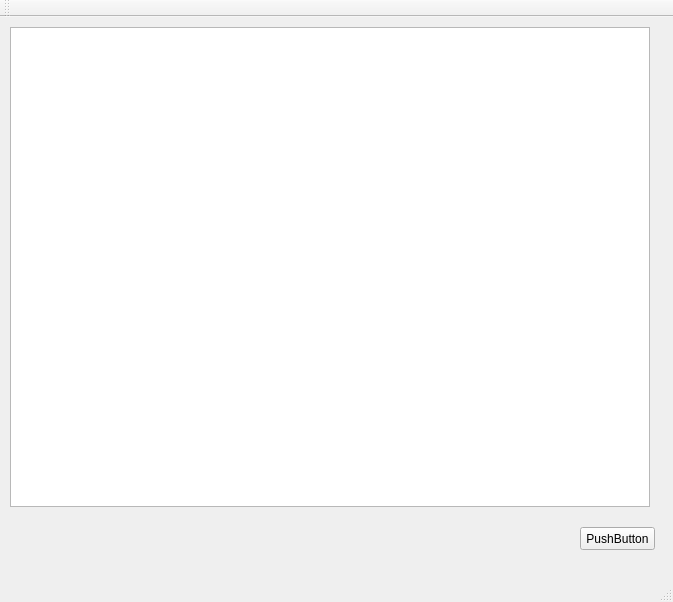
sensei22/third_eye, file third_eye/mainwindow.ui: the form before one commit.
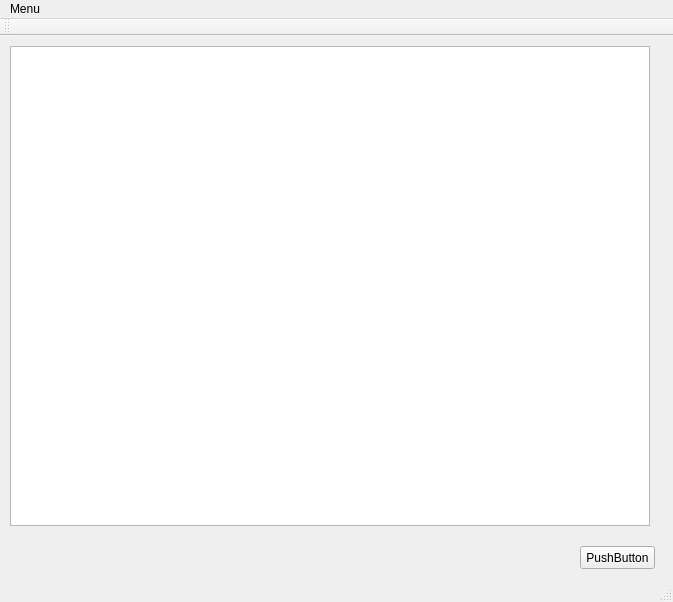
The form after the commit.

The edit to the form file:
```diff
--- a/third_eye/mainwindow.ui
+++ b/third_eye/mainwindow.ui
@@ -23,6 +23,12 @@
       <height>480</height>
      </rect>
     </property>
+    <property name="verticalScrollBarPolicy">
+     <enum>Qt::ScrollBarAlwaysOff</enum>
+    </property>
+    <property name="horizontalScrollBarPolicy">
+     <enum>Qt::ScrollBarAlwaysOff</enum>
+    </property>
    </widget>
    <widget class="QPushButton" name="pushButton">
     <property name="geometry">
@@ -47,6 +53,15 @@
      <height>21</height>
     </rect>
    </property>
+   <widget class="QMenu" name="menuMenu">
+    <property name="title">
+     <string>Menu</string>
+    </property>
+    <addaction name="actionLogin_as_admin"/>
+    <addaction name="actionAutor"/>
+    <addaction name="actionEXIT"/>
+   </widget>
+   <addaction name="menuMenu"/>
   </widget>
   <widget class="QToolBar" name="mainToolBar">
    <attribute name="toolBarArea">
```
Left out of the diff: 15 changed lines with no effect on the pictures.
